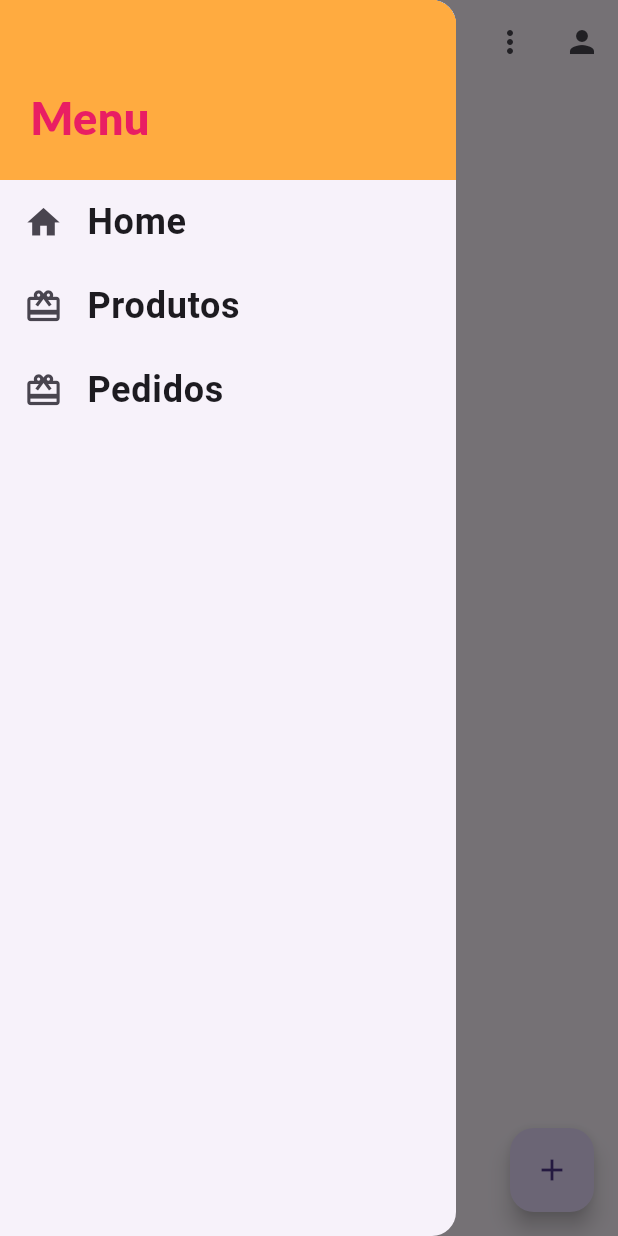
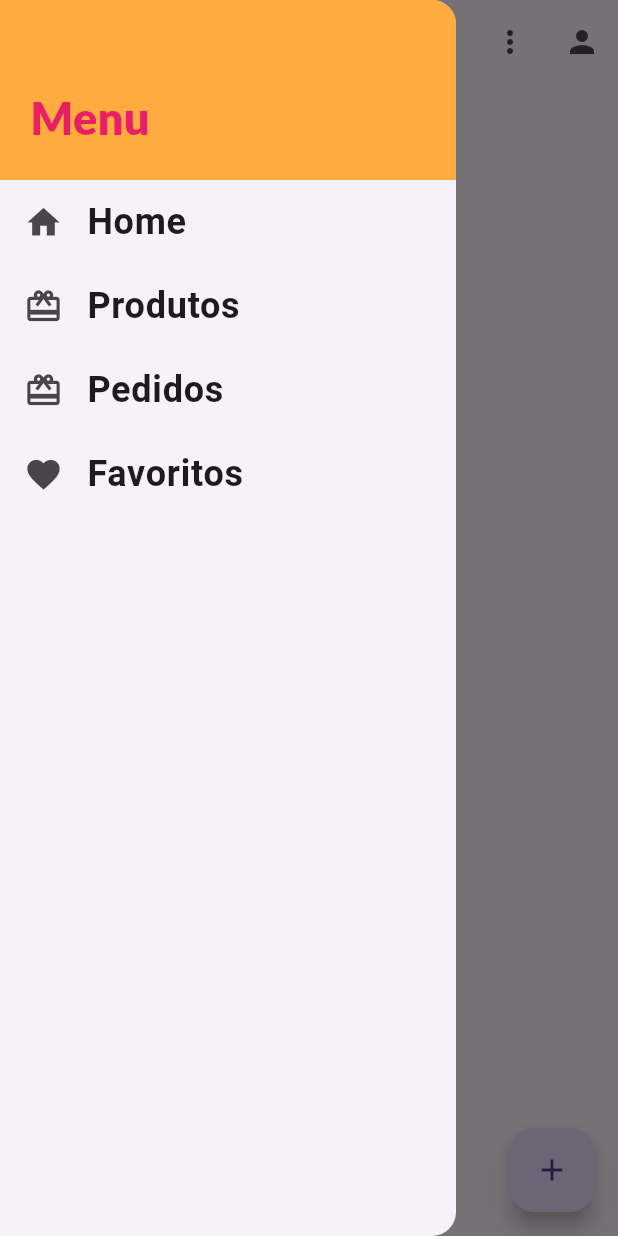
Before and after one commit to Albert1616/DEV-MOBILE, a Flutter app: the screen it shows after launch, with the side drawer open, on a phone screen of 412 x 824 dp. Run offline on Flutter 3.47's test engine with Material 3 defaults, Android fonts, the light colour scheme and no system bars; our stand-ins replace flutter_mobx, mobx; missing offline and left inert: dart:ffi; generated files the repository leaves out were written again; network calls fail; Roboto replaces fonts that are missing (Lato, RobotoCondensed).

Commit message:
feat: página de favoritos adiconada

```diff
--- a/lib/components/main_drawer.dart
+++ b/lib/components/main_drawer.dart
@@ -47,7 +47,9 @@ class MainDrawer extends StatelessWidget {
               () => Navigator.of(context)
                   .pushReplacementNamed(AppRoutes.PRODUCTS)),
           _createItem(Icons.card_giftcard_outlined, 'Pedidos',
-              () => Navigator.of(context).pushNamed(AppRoutes.PEDIDOS))
+              () => Navigator.of(context).pushNamed(AppRoutes.PEDIDOS)),
+          _createItem(Icons.favorite, 'Favoritos',
+          () => Navigator.of(context).pushNamed(AppRoutes.FAVORITES))
         ],
       ),
     );
--- a/lib/components/product_grid.dart
+++ b/lib/components/product_grid.dart
@@ -1,6 +1,9 @@
 import 'package:f05_eshop/components/product_item.dart';
 import 'package:f05_eshop/controller/produto_controller.dart';
+import 'package:f05_eshop/controller/user_controller.dart';
+import 'package:f05_eshop/model/user.store.dart';
 import 'package:flutter/material.dart';
+import 'package:provider/provider.dart';
 
 import '../model/product.dart';
 import '../model/product_list.dart';
@@ -14,44 +17,79 @@ class ProductGrid extends StatefulWidget {
 }
 
 class _ProductGridState extends State<ProductGrid> {
+  final List<Product> produtos_favoritos = [];
+
+  @override
+  void initState() {
+    super.initState();
+    _loadFavorites();
+  }
+
+  _loadFavorites() async {
+    final userModelX = Provider.of<UserModelX>(context, listen: false);
+    if (userModelX.currentUser != null) {
+      print("User existe");
+      String id = userModelX.currentUser!.id;
+      try {
+        List<Product> favoritos = await UserController.getFavorites(id);
+        setState(() {
+          produtos_favoritos.clear();
+          produtos_favoritos.addAll(favoritos);
+        });
+      } catch (e) {
+        print("Erro ao carregar favoritos: $e");
+      }
+    } else {
+      print("User nulo");
+      ScaffoldMessenger.of(context).showSnackBar(
+        SnackBar(
+          content: Text("Você precisa estar logado para ver seus favoritos"),
+        ),
+      );
+    }
+  }
+
+  _updateScreen() {
+    setState(() {});
+  }
+
   @override
   Widget build(BuildContext context) {
     Future<List<Product>> produtos = ProdutoController.getProducts();
 
-    _updateScreen(){
-      setState((){});
-    }
-
     return FutureBuilder<List<Product>>(
       future: produtos,
       builder: (context, snapshot) {
-        if(snapshot.hasError){
+        if (snapshot.hasError) {
           print(snapshot.error);
           return Center(
-            child: Text("Não há produtos cadastrados!"),
+            child: Text("Não há produtos para mostrar!"),
           );
-        }else if(snapshot.hasData && snapshot.data!.isEmpty){
+        } else if (snapshot.hasData && snapshot.data!.isEmpty) {
           return Center(
-            child: Text("Não há produtos cadastrados!"),
+            child: Text("Não há produtos para mostrar!"),
           );
-        }else if(snapshot.hasData){
+        } else if (snapshot.hasData) {
           final List<Product> loadedProducts =
-              widget._showOnlyFavoritos ? [] : snapshot.data!;
+              widget._showOnlyFavoritos ? produtos_favoritos : snapshot.data!;
 
           return GridView.builder(
             padding: const EdgeInsets.all(10),
             itemCount: loadedProducts.length,
             itemBuilder: (context, index) {
-              return ProductItem(produto: loadedProducts[index], onSubmit: _updateScreen); // Corrigido para passar 'produto'
+              return ProductItem(
+                produto: loadedProducts[index],
+                onSubmit: _updateScreen,
+              );
             },
             gridDelegate: SliverGridDelegateWithFixedCrossAxisCount(
-              crossAxisCount: 2, // 2 produtos por linha
-              childAspectRatio: 3 / 2, // Proporção largura / altura de cada elemento
+              crossAxisCount: 2,
+              childAspectRatio: 3 / 2,
               crossAxisSpacing: 10,
               mainAxisSpacing: 10,
             ),
           );
-        }else{
+        } else {
           return Center(
             child: CircularProgressIndicator(),
           );
--- a/lib/main.dart
+++ b/lib/main.dart
@@ -1,6 +1,7 @@
 import 'package:f05_eshop/model/cart.store.dart';
 import 'package:f05_eshop/model/user.store.dart';
 import 'package:f05_eshop/pages/cart.dart';
+import 'package:f05_eshop/pages/favoritos_page.dart';
 import 'package:f05_eshop/pages/pedidos_page.dart';
 import 'package:f05_eshop/pages/product_detail_page.dart';
 import 'package:f05_eshop/pages/product_form_page.dart';
@@ -45,7 +46,8 @@ class MyApp extends StatelessWidget {
               AppRoutes.CART: (context) => Cart(),
               AppRoutes.PRODUCTS: (context) => Products(),
               AppRoutes.USER_FORM: (context) => UserFormPage(),
-              AppRoutes.PEDIDOS: (context) => PedidosPage()
+              AppRoutes.PEDIDOS: (context) => PedidosPage(),
+              AppRoutes.FAVORITES: (context) => FavoritosPage()
               //AppRoutes.PRODUCTS: (context) => Product_Management();
             },
             debugShowCheckedModeBanner: false),
--- a/lib/model/user.store.dart
+++ b/lib/model/user.store.dart
@@ -1,4 +1,5 @@
 import 'package:f05_eshop/controller/user_controller.dart';
+import 'package:f05_eshop/model/product.dart';
 import 'package:f05_eshop/model/user.dart';
 import 'package:mobx/mobx.dart';
 
@@ -12,6 +13,9 @@ abstract class _UserModelx with Store {
 
   @observable
   User? currentUser;
+
+  @observable
+  ObservableList<Product> favoritos = ObservableList<Product>();
 
   @computed
   bool get getIsLogin => this.isLogin;
@@ -30,5 +34,16 @@ abstract class _UserModelx with Store {
   @action
   void Logoff() {
     this.isLogin = false;
+    currentUser = null;
+  }
+
+  @action
+  Future<void> loadFavorites() async{
+    if (currentUser != null) {
+      String id = currentUser!.id;
+      List<Product> favorites = await UserController.getFavorites(id);
+      favoritos.clear();
+      favoritos.addAll(favorites);
+    }
   }
 }
--- a/lib/utils/app_routes.dart
+++ b/lib/utils/app_routes.dart
@@ -6,4 +6,5 @@ class AppRoutes {
   static const PRODUCTS = '/products';
   static const USER_FORM = '/user-form';
   static const PEDIDOS = '/pedidos';
+  static const FAVORITES = '/favoritos';
 }
```
Also changed, not shown: lib/components/product_item.dart (+17 -13 lines), lib/pages/favoritos_page.dart (added, +70 -0 lines), lib/model/user.store.g.dart.
